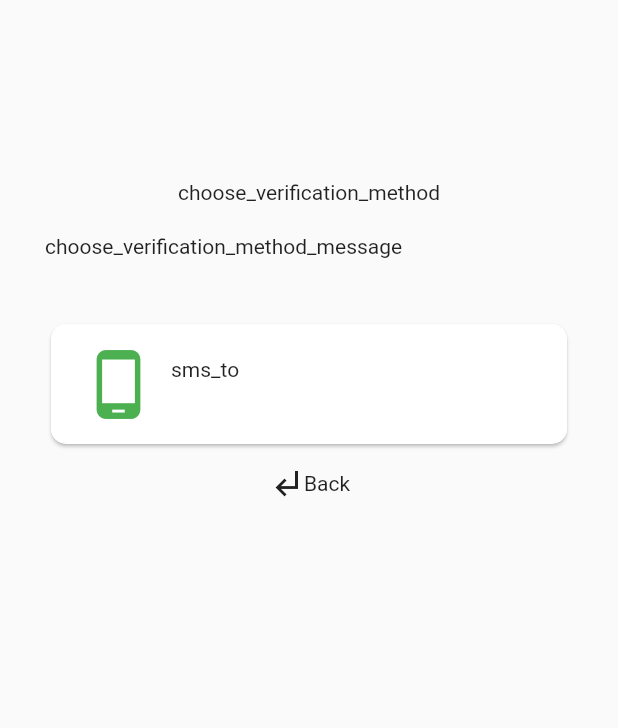
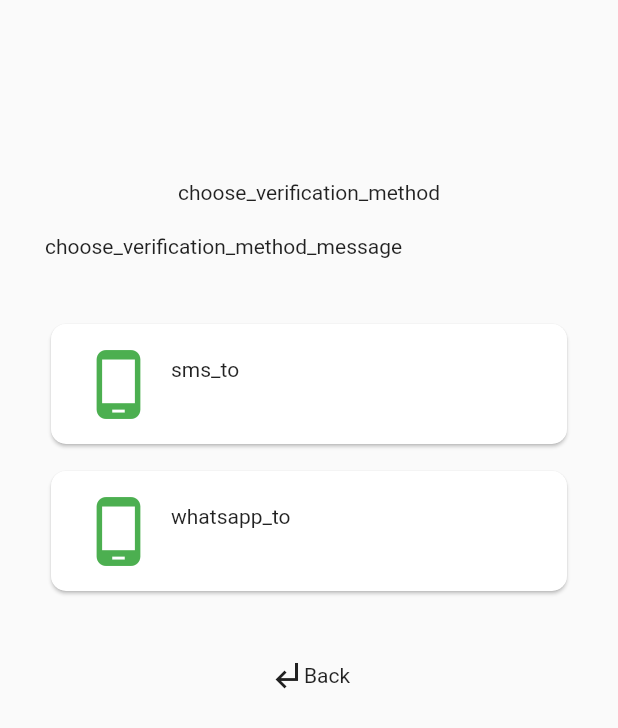
Before and after one commit to MdAdnanMorshed/otp, a Flutter app: the screen it shows after launch, after a tap on "OTP", on a phone screen of 412 x 824 dp. Shown: the top 728 px of the screen. Run offline on Flutter 3.47's test engine with Material 2 defaults, Android fonts, the phone set to English and light mode, and no system bars; our stand-ins replace pin_code_fields.

Commit message:
what's up UI added

```diff
--- a/lib/signin_phone_number_choose_verification.dart
+++ b/lib/signin_phone_number_choose_verification.dart
@@ -8,7 +8,7 @@ import 'package:otp/signin_phone_number_verification.dart';
 class SigninPhoneNumberChooseVerificationPage extends StatefulWidget {
   final String phoneNumber;
 
-  const SigninPhoneNumberChooseVerificationPage({Key key, this.phoneNumber = ''}) : super(key: key);
+  const SigninPhoneNumberChooseVerificationPage({Key key, this.phoneNumber = '01831679008'}) : super(key: key);
 
   @override
   _SigninPhoneNumberChooseVerificationPageState createState() => _SigninPhoneNumberChooseVerificationPageState();
@@ -81,43 +81,43 @@ class _SigninPhoneNumberChooseVerificationPageState extends State<SigninPhoneNum
             ),
             ///what's up  todo
 
-            // GestureDetector(
-            //   onTap: (){
-            //     Navigator.pushReplacement(context, MaterialPageRoute(builder: (context) => SigninPhoneNumberVerificationPage(verificationType: 'wa', phoneNumber: widget.phoneNumber)));
-            //   },
-            //   child: Card(
-            //     shape: RoundedRectangleBorder(
-            //       borderRadius: BorderRadius.circular(10),
-            //     ),
-            //     elevation: 1,
-            //     color: Colors.white,
-            //     child: Container(
-            //       margin: EdgeInsets.fromLTRB(20, 15, 20, 15),
-            //       width: MediaQuery.of(context).size.width - 60,
-            //       child: Row(
-            //         children: [
-            //           Image(image: AssetImage("assets/images/whatsapp.png"), width: 50, height: 50),
-            //           Container(
-            //             margin: EdgeInsets.only(left: 10),
-            //             child: Column(
-            //               crossAxisAlignment: CrossAxisAlignment.start,
-            //               children: [
-            //                 Text(AppLocalizations.of(context).translate('whatsapp_to'), style: GlobalStyle.methodTitle),
-            //                 SizedBox(
-            //                   height: 3,
-            //                 ),
-            //                 Text(widget.phoneNumber, style: GlobalStyle.methodMessage)
-            //               ],
-            //             ),
-            //           )
-            //         ],
-            //       ),
-            //     ),
-            //   ),
-            // ),
-            // SizedBox(
-            //   height: 40,
-            // ),
+            GestureDetector(
+              onTap: (){
+                Navigator.pushReplacement(context, MaterialPageRoute(builder: (context) => SigninPhoneNumberVerificationPage(verificationType: 'wa', phoneNumber: widget.phoneNumber)));
+              },
+              child: Card(
+                shape: RoundedRectangleBorder(
+                  borderRadius: BorderRadius.circular(10),
+                ),
+                elevation: 1,
+                color: Colors.white,
+                child: Container(
+                  margin: EdgeInsets.fromLTRB(20, 15, 20, 15),
+                  width: MediaQuery.of(context).size.width - 60,
+                  child: Row(
+                    children: [
+                      Icon(Icons.phone_android, color: Colors.green, size: 50),
+                      Container(
+                        margin: EdgeInsets.only(left: 10),
+                        child: Column(
+                          crossAxisAlignment: CrossAxisAlignment.start,
+                          children: [
+                            Text('whatsapp_to'),
+                            SizedBox(
+                              height: 3,
+                            ),
+                            Text(widget.phoneNumber)
+                          ],
+                        ),
+                      )
+                    ],
+                  ),
+                ),
+              ),
+            ),
+            SizedBox(
+              height: 40,
+            ),
             Center(
               child: GestureDetector(
                 onTap: () {
```
